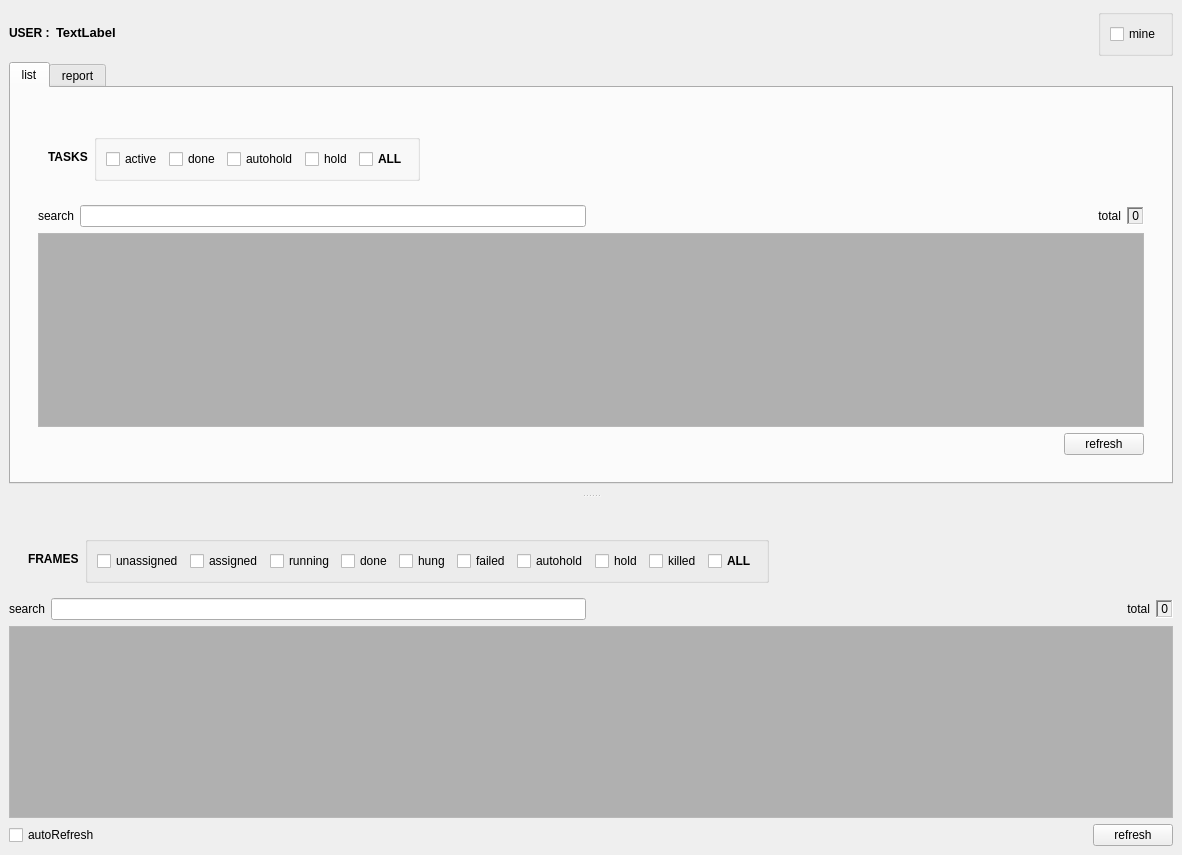
The window that rbhusUI/lib/rbhusListMod.ui (aumanimationstudios/rbhus) describes before a commit, drawn with Qt 5.
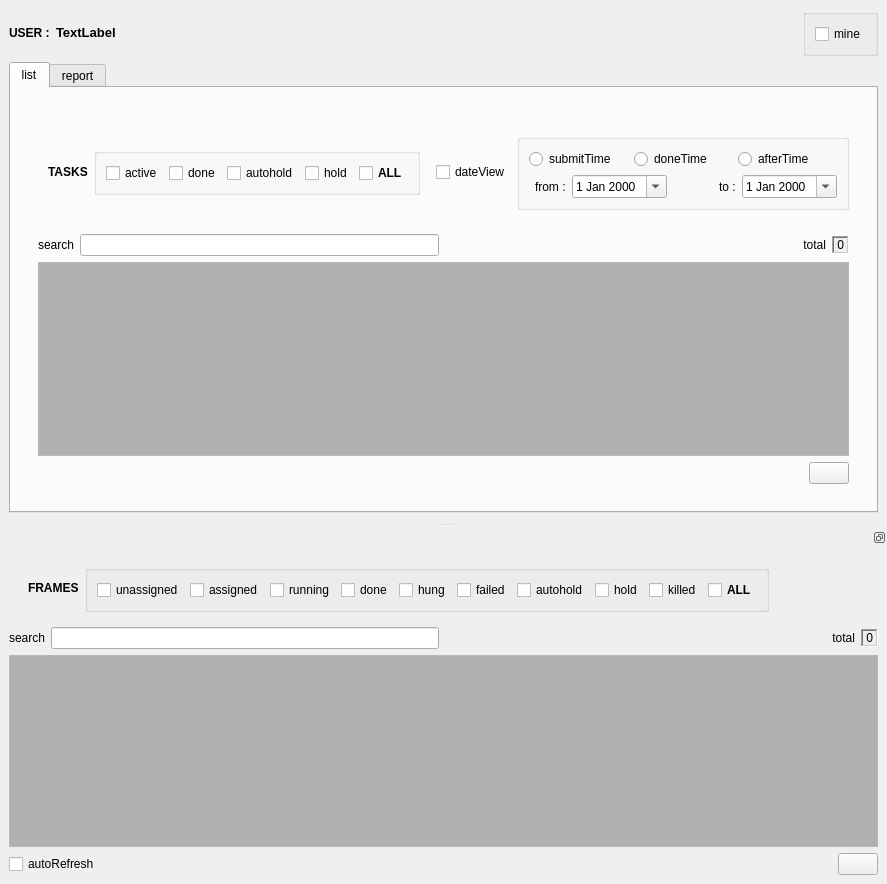
The same window after the commit.

What changed in the file:
```diff
--- a/rbhusUI/lib/rbhusListMod.ui
+++ b/rbhusUI/lib/rbhusListMod.ui
@@ -9,8 +9,8 @@
    <rect>
     <x>0</x>
     <y>0</y>
-    <width>1182</width>
-    <height>760</height>
+    <width>855</width>
+    <height>801</height>
    </rect>
   </property>
   <property name="sizePolicy">
@@ -38,6 +38,12 @@
    <layout class="QGridLayout" name="gridLayout_2">
     <item row="1" column="0">
      <widget class="QTabWidget" name="tabWidget">
+      <property name="sizePolicy">
+       <sizepolicy hsizetype="MinimumExpanding" vsizetype="MinimumExpanding">
+        <horstretch>0</horstretch>
+        <verstretch>0</verstretch>
+       </sizepolicy>
+      </property>
       <property name="tabPosition">
        <enum>QTabWidget::North</enum>
       </property>
@@ -85,6 +91,12 @@
            <layout class="QVBoxLayout" name="verticalLayout_3">
             <item>
              <widget class="QWidget" name="titleBarWidgetTasks" native="true">
+              <property name="sizePolicy">
+               <sizepolicy hsizetype="Preferred" vsizetype="Fixed">
+                <horstretch>0</horstretch>
+                <verstretch>0</verstretch>
+               </sizepolicy>
+              </property>
               <layout class="QHBoxLayout" name="horizontalLayout_3">
                <item>
                 <spacer name="horizontalSpacer_4">
@@ -213,19 +225,120 @@
                  <property name="orientation">
                   <enum>Qt::Horizontal</enum>
                  </property>
+                 <property name="sizeType">
+                  <enum>QSizePolicy::MinimumExpanding</enum>
+                 </property>
                  <property name="sizeHint" stdset="0">
                   <size>
-                   <width>630</width>
+                   <width>10</width>
                    <height>20</height>
                   </size>
                  </property>
                 </spacer>
                </item>
+               <item>
+                <widget class="QCheckBox" name="checkDateTask">
+                 <property name="text">
+                  <string>dateView</string>
+                 </property>
+                </widget>
+               </item>
+               <item>
+                <layout class="QHBoxLayout" name="horizontalLayout">
+                 <item>
+                  <widget class="QGroupBox" name="groupBoxTaskDate">
+                   <property name="sizePolicy">
+                    <sizepolicy hsizetype="Fixed" vsizetype="Preferred">
+                     <horstretch>0</horstretch>
+                     <verstretch>0</verstretch>
+                    </sizepolicy>
+                   </property>
+                   <property name="title">
+                    <string/>
+                   </property>
+                   <layout class="QGridLayout" name="gridLayout_4">
+                    <item row="1" column="5">
+                     <widget class="QDateEdit" name="dateEditTaskTo">
+                      <property name="calendarPopup">
+                       <bool>true</bool>
+                      </property>
+                     </widget>
+                    </item>
+                    <item row="1" column="3">
+                     <spacer name="horizontalSpacer_8">
+                      <property name="orientation">
+                       <enum>Qt::Horizontal</enum>
+                      </property>
+                      <property name="sizeHint" stdset="0">
+                       <size>
+                        <width>40</width>
+                        <height>20</height>
+                       </size>
+                      </property>
+                     </spacer>
+                    </item>
+                    <item row="1" column="1">
+                     <widget class="QLabel" name="label_3">
+                      <property name="text">
+                       <string>from :</string>
+                      </property>
+                     </widget>
+                    </item>
+                    <item row="1" column="4">
+                     <widget class="QLabel" name="label_4">
+                      <property name="text">
+                       <string>to :</string>
+                      </property>
+                     </widget>
+                    </item>
+                    <item row="1" column="2">
+                     <widget class="QDateEdit" name="dateEditTaskFrom">
+                      <property name="calendarPopup">
+                       <bool>true</bool>
+                      </property>
+                     </widget>
+                    </item>
+                    <item row="0" column="0" colspan="6">
+                     <layout class="QHBoxLayout" name="horizontalLayout_13">
+                      <item>
+                       <widget class="QRadioButton" name="radioSubmit">
+                        <property name="text">
+                         <string>submitTime</string>
+                        </property>
+                       </widget>
+                      </item>
+                      <item>
+                       <widget class="QRadioButton" name="radioDone">
+                        <property name="text">
+                         <string>doneTime</string>
+                        </property>
+                       </widget>
+                      </item>
+                      <item>
+                       <widget class="QRadioButton" name="radioAfter">
+                        <property name="text">
+                         <string>afterTime</string>
+                        </property>
+                       </widget>
+                      </item>
+                     </layout>
+                    </item>
+                   </layout>
+                  </widget>
+                 </item>
+                </layout>
+               </item>
               </layout>
              </widget>
             </item>
             <item>
              <widget class="QFrame" name="frame_6">
+              <property name="sizePolicy">
+               <sizepolicy hsizetype="Preferred" vsizetype="MinimumExpanding">
+                <horstretch>0</horstretch>
+                <verstretch>0</verstretch>
+               </sizepolicy>
+              </property>
               <layout class="QHBoxLayout" name="horizontalLayout_9">
                <property name="sizeConstraint">
                 <enum>QLayout::SetNoConstraint</enum>
@@ -236,6 +349,12 @@
                   <layout class="QHBoxLayout" name="horizontalLayout_11">
                    <item>
                     <widget class="QLabel" name="labelSearch">
+                     <property name="sizePolicy">
+                      <sizepolicy hsizetype="Preferred" vsizetype="Fixed">
+                       <horstretch>0</horstretch>
+                       <verstretch>0</verstretch>
+                      </sizepolicy>
+                     </property>
                      <property name="text">
                       <string>search</string>
                      </property>
@@ -325,11 +444,23 @@
                  <item>
                   <widget class="QTableWidget" name="tableList">
                    <property name="sizePolicy">
-                    <sizepolicy hsizetype="MinimumExpanding" vsizetype="MinimumExpanding">
+                    <sizepolicy hsizetype="MinimumExpanding" vsizetype="Minimum">
                      <horstretch>0</horstretch>
                      <verstretch>0</verstretch>
                     </sizepolicy>
                    </property>
+                   <property name="maximumSize">
+                    <size>
+                     <width>16777215</width>
+                     <height>16777215</height>
+                    </size>
+                   </property>
+                   <property name="baseSize">
+                    <size>
+                     <width>0</width>
+                     <height>0</height>
+                    </size>
+                   </property>
                    <property name="palette">
                     <palette>
                      <active>
@@ -421,6 +552,12 @@
                    <attribute name="verticalHeaderCascadingSectionResizes">
                     <bool>true</bool>
                    </attribute>
+                   <attribute name="verticalHeaderShowSortIndicator" stdset="0">
+                    <bool>true</bool>
+                   </attribute>
+                   <attribute name="verticalHeaderStretchLastSection">
+                    <bool>false</bool>
+                   </attribute>
                   </widget>
                  </item>
                  <item>
@@ -430,6 +567,9 @@
                      <property name="orientation">
                       <enum>Qt::Horizontal</enum>
                      </property>
+                     <property name="sizeType">
+                      <enum>QSizePolicy::MinimumExpanding</enum>
+                     </property>
                      <property name="sizeHint" stdset="0">
                       <size>
                        <width>40</width>
@@ -447,7 +587,10 @@
                       </sizepolicy>
                      </property>
                      <property name="text">
-                      <string>refresh</string>
+                      <string/>
+                     </property>
+                     <property name="autoDefault">
+                      <bool>false</bool>
                      </property>
                      <property name="flat">
                       <bool>false</bool>
@@ -559,7 +702,7 @@
     <bool>true</bool>
    </property>
    <property name="sizePolicy">
-    <sizepolicy hsizetype="Preferred" vsizetype="Preferred">
+    <sizepolicy hsizetype="MinimumExpanding" vsizetype="MinimumExpanding">
      <horstretch>0</horstretch>
      <verstretch>0</verstretch>
     </sizepolicy>
@@ -586,7 +729,7 @@
     <bool>false</bool>
    </property>
    <property name="features">
-    <set>QDockWidget::NoDockWidgetFeatures</set>
+    <set>QDockWidget::DockWidgetFloatable|QDockWidget::DockWidgetMovable</set>
    </property>
    <property name="allowedAreas">
     <set>Qt::AllDockWidgetAreas</set>
@@ -806,11 +949,11 @@
              <enum>Qt::Horizontal</enum>
             </property>
             <property name="sizeType">
-             <enum>QSizePolicy::Expanding</enum>
+             <enum>QSizePolicy::MinimumExpanding</enum>
             </property>
             <property name="sizeHint" stdset="0">
              <size>
-              <width>40</width>
+              <width>10</width>
               <height>20</height>
              </size>
             </property>
@@ -920,6 +1063,12 @@
            <verstretch>1</verstretch>
           </sizepolicy>
          </property>
+         <property name="maximumSize">
+          <size>
+           <width>16777215</width>
+           <height>16777215</height>
+          </size>
+         </property>
          <property name="palette">
           <palette>
            <active>
@@ -990,6 +1139,15 @@
          <attribute name="verticalHeaderVisible">
           <bool>false</bool>
          </attribute>
+         <attribute name="verticalHeaderCascadingSectionResizes">
+          <bool>true</bool>
+         </attribute>
+         <attribute name="verticalHeaderShowSortIndicator" stdset="0">
+          <bool>true</bool>
+         </attribute>
+         <attribute name="verticalHeaderStretchLastSection">
+          <bool>false</bool>
+         </attribute>
         </widget>
        </item>
        <item>
@@ -1006,6 +1164,9 @@
            <property name="orientation">
             <enum>Qt::Horizontal</enum>
            </property>
+           <property name="sizeType">
+            <enum>QSizePolicy::MinimumExpanding</enum>
+           </property>
            <property name="sizeHint" stdset="0">
             <size>
              <width>40</width>
@@ -1017,7 +1178,7 @@
          <item>
           <widget class="QPushButton" name="framesRefresh">
            <property name="text">
-            <string>refresh</string>
+            <string/>
            </property>
           </widget>
          </item>
```
Left out of the diff: 57 changed lines with no effect on the pictures.
